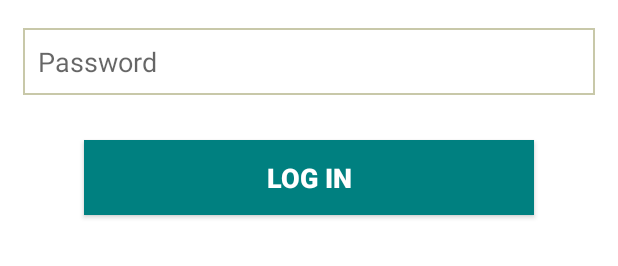
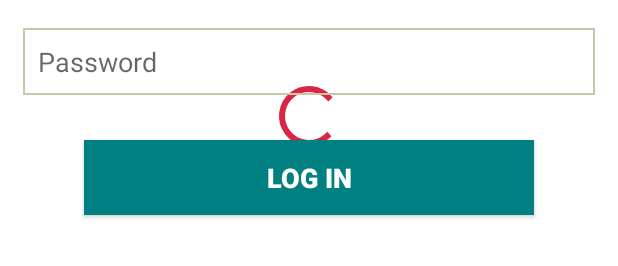
Before and after one commit to afshanaffu26/StockItUp, an Android app: the layout activity_login.xml on its own in the app's theme, with its tools: preview values and no code run, on a phone screen of 412 x 824 dp. Shown: the part 502-768 px from the top of the screen. Run offline under Robolectric (Android 15) with nearby library versions, the phone set to English and light mode, and no system bars.

Commit message:
User Login using Firebase Authentication

```diff
--- a/app/src/main/res/layout/activity_login.xml
+++ b/app/src/main/res/layout/activity_login.xml
@@ -10,9 +10,12 @@
 
     <ProgressBar
         android:id="@+id/progressbar"
-        android:layout_width="129dp"
-        android:layout_height="122dp"
-        android:visibility="gone" />
+        android:layout_width="wrap_content"
+        android:layout_height="wrap_content"
+        android:layout_centerVertical="true"
+        android:layout_centerHorizontal="true"
+        />
+
     <LinearLayout
         android:layout_width="match_parent"
         android:layout_height="match_parent"
--- a/build.gradle
+++ b/build.gradle
@@ -6,7 +6,7 @@ buildscript {
     }
     dependencies {
         classpath 'com.android.tools.build:gradle:4.0.1'
-        classpath 'com.google.gms:google-services:4.2.0'
+        classpath 'com.google.gms:google-services:4.3.3'
 
         // NOTE: Do not place your application dependencies here; they belong
         // in the individual module build.gradle files
```
Also changed, not shown: app/src/main/java/com/example/stockitup/LoginActivity.java (+93 -1 lines). Lines whose indentation alone changed are shown as unchanged.
